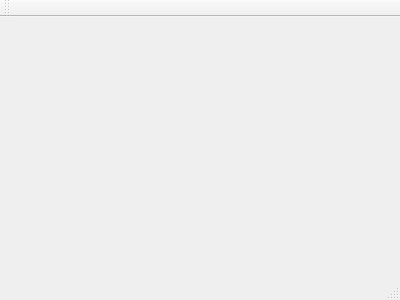
Old version of the form mainwindow.ui in the repository erickveil/UndermountainRooms.
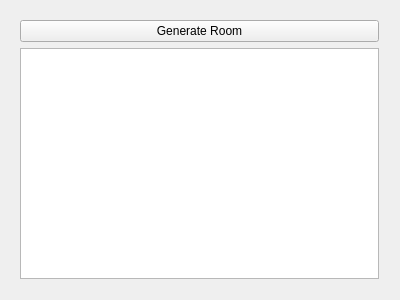
New version of the form.

Patch:
```diff
--- a/mainwindow.ui
+++ b/mainwindow.ui
@@ -12,13 +12,32 @@
   <property name="windowTitle" >
    <string>MainWindow</string>
   </property>
-  <widget class="QMenuBar" name="menuBar" />
-  <widget class="QToolBar" name="mainToolBar" />
-  <widget class="QWidget" name="centralWidget" />
-  <widget class="QStatusBar" name="statusBar" />
+  <widget class="QWidget" name="centralWidget">
+   <widget class="QWidget" name="verticalLayoutWidget">
+    <property name="geometry">
+     <rect>
+      <x>9</x>
+      <y>9</y>
+      <width>381</width>
+      <height>281</height>
+     </rect>
+    </property>
+    <layout class="QVBoxLayout" name="verticalLayout">
+     <item>
+      <widget class="QPushButton" name="genRoom">
+       <property name="text">
+        <string>Generate Room</string>
+       </property>
+      </widget>
+     </item>
+     <item>
+      <widget class="QPlainTextEdit" name="resultArea"/>
+     </item>
+    </layout>
+   </widget>
+  </widget>
  </widget>
- <layoutDefault spacing="6" margin="11" />
- <pixmapfunction></pixmapfunction>
+ <layoutdefault spacing="6" margin="11"/>
  <resources/>
  <connections/>
 </ui>
```
Left out of the diff: 7 changed lines with no effect on the pictures.
